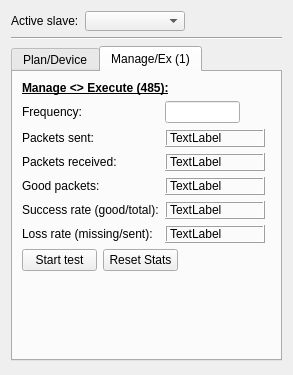
This is ui/w_commtest.ui in JFDuval/flexsea-plan as Qt 5 draws it before an edit. The edited form follows.
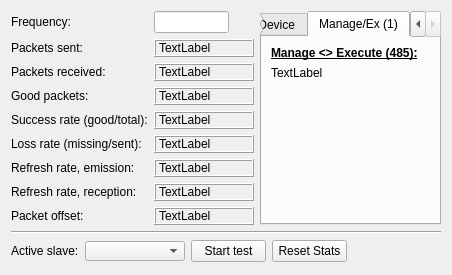
This is the edited form. The open tabs and pages were chosen to show the change.

Commit message: Reworked the CommTest UI. MainWindow: moved Event from Tool to User

```diff
--- a/ui/w_commtest.ui
+++ b/ui/w_commtest.ui
@@ -6,8 +6,8 @@
    <rect>
     <x>0</x>
     <y>0</y>
-    <width>293</width>
-    <height>375</height>
+    <width>452</width>
+    <height>274</height>
    </rect>
   </property>
   <property name="windowTitle">
@@ -15,77 +15,9 @@
   </property>
   <layout class="QVBoxLayout" name="verticalLayout">
    <item>
-    <layout class="QGridLayout" name="gridLayout">
-     <item row="0" column="0">
-      <widget class="QLabel" name="label">
-       <property name="maximumSize">
-        <size>
-         <width>16777215</width>
-         <height>20</height>
-        </size>
-       </property>
-       <property name="text">
-        <string>Active slave:</string>
-       </property>
-      </widget>
-     </item>
-     <item row="0" column="1">
-      <widget class="QComboBox" name="comboBox_slave">
-       <property name="minimumSize">
-        <size>
-         <width>100</width>
-         <height>0</height>
-        </size>
-       </property>
-       <property name="maximumSize">
-        <size>
-         <width>16777215</width>
-         <height>20</height>
-        </size>
-       </property>
-      </widget>
-     </item>
-     <item row="0" column="2">
-      <spacer name="horizontalSpacer">
-       <property name="orientation">
-        <enum>Qt::Horizontal</enum>
-       </property>
-       <property name="sizeHint" stdset="0">
-        <size>
-         <width>40</width>
-         <height>20</height>
-        </size>
-       </property>
-      </spacer>
-     </item>
-    </layout>
-   </item>
+    <layout class="QHBoxLayout" name="horizontalLayout">
    <item>
-    <widget class="Line" name="line_2">
-     <property name="orientation">
-      <enum>Qt::Horizontal</enum>
-     </property>
-    </widget>
-   </item>
-   <item>
-    <widget class="QTabWidget" name="tabWidget">
-     <property name="currentIndex">
-      <number>0</number>
-     </property>
-     <widget class="QWidget" name="tab">
-      <attribute name="title">
-       <string>Plan/Device</string>
-      </attribute>
-      <layout class="QGridLayout" name="gridLayout_3">
-       <item row="0" column="0">
         <layout class="QGridLayout" name="gridLayout_5">
-         <item row="2" column="0">
-          <widget class="QLabel" name="label_3">
-           <property name="text">
-            <string>Packets sent:</string>
-           </property>
-          </widget>
-         </item>
          <item row="3" column="0">
           <widget class="QLabel" name="label_4">
            <property name="text">
@@ -118,6 +50,13 @@
            </property>
           </widget>
          </item>
+       <item row="2" column="0">
+        <widget class="QLabel" name="label_3">
+         <property name="text">
+          <string>Packets sent:</string>
+         </property>
+        </widget>
+       </item>
          <item row="6" column="0">
           <widget class="QLabel" name="label_7">
            <property name="text">
@@ -150,13 +89,6 @@
            </property>
           </widget>
          </item>
-         <item row="5" column="0">
-          <widget class="QLabel" name="label_6">
-           <property name="text">
-            <string>Success rate (good/total):</string>
-           </property>
-          </widget>
-         </item>
          <item row="5" column="1">
           <widget class="QLabel" name="labelSuccess">
            <property name="minimumSize">
@@ -182,6 +114,20 @@
            </property>
           </widget>
          </item>
+       <item row="5" column="0">
+        <widget class="QLabel" name="label_6">
+         <property name="text">
+          <string>Success rate (good/total):</string>
+         </property>
+        </widget>
+       </item>
+       <item row="4" column="0">
+        <widget class="QLabel" name="label_5">
+         <property name="text">
+          <string>Good packets:</string>
+         </property>
+        </widget>
+       </item>
          <item row="7" column="1">
           <widget class="QLabel" name="label_rrSend">
            <property name="minimumSize">
@@ -207,13 +153,6 @@
            </property>
           </widget>
          </item>
-         <item row="4" column="0">
-          <widget class="QLabel" name="label_5">
-           <property name="text">
-            <string>Good packets:</string>
-           </property>
-          </widget>
-         </item>
          <item row="7" column="0">
           <widget class="QLabel" name="label_8">
            <property name="text">
@@ -228,31 +167,6 @@
            </property>
           </widget>
          </item>
-         <item row="6" column="1">
-          <widget class="QLabel" name="labelLossRate">
-           <property name="minimumSize">
-            <size>
-             <width>100</width>
-             <height>0</height>
-            </size>
-           </property>
-           <property name="maximumSize">
-            <size>
-             <width>100</width>
-             <height>16777215</height>
-            </size>
-           </property>
-           <property name="frameShape">
-            <enum>QFrame::Box</enum>
-           </property>
-           <property name="frameShadow">
-            <enum>QFrame::Raised</enum>
-           </property>
-           <property name="text">
-            <string>TextLabel</string>
-           </property>
-          </widget>
-         </item>
          <item row="1" column="4">
           <spacer name="horizontalSpacer_2">
            <property name="orientation">
@@ -291,6 +205,31 @@
            </property>
           </widget>
          </item>
+       <item row="6" column="1">
+        <widget class="QLabel" name="labelLossRate">
+         <property name="minimumSize">
+          <size>
+           <width>100</width>
+           <height>0</height>
+          </size>
+         </property>
+         <property name="maximumSize">
+          <size>
+           <width>100</width>
+           <height>16777215</height>
+          </size>
+         </property>
+         <property name="frameShape">
+          <enum>QFrame::Box</enum>
+         </property>
+         <property name="frameShadow">
+          <enum>QFrame::Raised</enum>
+         </property>
+         <property name="text">
+          <string>TextLabel</string>
+         </property>
+        </widget>
+       </item>
          <item row="8" column="1">
           <widget class="QLabel" name="label_rrReceive">
            <property name="minimumSize">
@@ -316,41 +255,6 @@
            </property>
           </widget>
          </item>
-         <item row="1" column="1">
-          <widget class="QLineEdit" name="lineEdit">
-           <property name="minimumSize">
-            <size>
-             <width>75</width>
-             <height>0</height>
-            </size>
-           </property>
-           <property name="maximumSize">
-            <size>
-             <width>75</width>
-             <height>16777215</height>
-            </size>
-           </property>
-          </widget>
-         </item>
-         <item row="0" column="0" colspan="3">
-          <widget class="QLabel" name="label_128">
-           <property name="minimumSize">
-            <size>
-             <width>60</width>
-             <height>0</height>
-            </size>
-           </property>
-           <property name="maximumSize">
-            <size>
-             <width>16777215</width>
-             <height>16777215</height>
-            </size>
-           </property>
-           <property name="text">
-            <string>&lt;html&gt;&lt;head/&gt;&lt;body&gt;&lt;p&gt;&lt;span style=&quot; font-weight:600; text-decoration: underline;&quot;&gt;Plan &amp;lt;&amp;gt; Device (USB):&lt;/span&gt;&lt;/p&gt;&lt;/body&gt;&lt;/html&gt;</string>
-           </property>
-          </widget>
-         </item>
          <item row="1" column="0">
           <widget class="QLabel" name="label_2">
            <property name="text">
@@ -358,29 +262,20 @@
            </property>
           </widget>
          </item>
-         <item row="9" column="1">
-          <widget class="QLabel" name="label_packetOffset">
+       <item row="1" column="1">
+        <widget class="QLineEdit" name="lineEdit">
            <property name="minimumSize">
             <size>
-             <width>100</width>
+           <width>75</width>
              <height>0</height>
             </size>
            </property>
            <property name="maximumSize">
             <size>
-             <width>100</width>
+           <width>75</width>
              <height>16777215</height>
             </size>
            </property>
-           <property name="frameShape">
-            <enum>QFrame::Box</enum>
-           </property>
-           <property name="frameShadow">
-            <enum>QFrame::Raised</enum>
-           </property>
-           <property name="text">
-            <string>TextLabel</string>
-           </property>
           </widget>
          </item>
          <item row="9" column="0">
@@ -390,72 +285,85 @@
            </property>
           </widget>
          </item>
-         <item row="10" column="0" colspan="2">
-          <layout class="QGridLayout" name="gridLayout_2">
-           <item row="0" column="0">
-            <widget class="QPushButton" name="pushButtonStartStop">
+       <item row="9" column="1">
+        <widget class="QLabel" name="label_packetOffset">
              <property name="minimumSize">
               <size>
-               <width>75</width>
+           <width>100</width>
                <height>0</height>
               </size>
              </property>
              <property name="maximumSize">
               <size>
-               <width>75</width>
+           <width>100</width>
                <height>16777215</height>
               </size>
              </property>
+         <property name="frameShape">
+          <enum>QFrame::Box</enum>
+         </property>
+         <property name="frameShadow">
+          <enum>QFrame::Raised</enum>
+         </property>
              <property name="text">
-              <string>Start test</string>
+          <string>TextLabel</string>
              </property>
             </widget>
            </item>
-           <item row="0" column="1">
-            <widget class="QPushButton" name="pushButtonReset">
+      </layout>
+     </item>
+     <item>
+      <widget class="QTabWidget" name="tabWidget">
+       <property name="tabShape">
+        <enum>QTabWidget::Rounded</enum>
+       </property>
+       <property name="currentIndex">
+        <number>0</number>
+       </property>
+       <widget class="QWidget" name="tab">
+        <attribute name="title">
+         <string>Plan/Device</string>
+        </attribute>
+        <layout class="QGridLayout" name="gridLayout_3">
+         <item row="0" column="0">
+          <layout class="QGridLayout" name="gridLayout">
+           <item row="0" column="0">
+            <widget class="QLabel" name="label_128">
              <property name="minimumSize">
               <size>
-               <width>75</width>
+               <width>60</width>
                <height>0</height>
               </size>
              </property>
              <property name="maximumSize">
               <size>
-               <width>75</width>
+               <width>16777215</width>
                <height>16777215</height>
               </size>
              </property>
              <property name="text">
-              <string>Reset Stats</string>
+              <string>&lt;html&gt;&lt;head/&gt;&lt;body&gt;&lt;p&gt;&lt;span style=&quot; font-weight:600; text-decoration: underline;&quot;&gt;Plan &amp;lt;&amp;gt; Device (USB):&lt;/span&gt;&lt;/p&gt;&lt;/body&gt;&lt;/html&gt;</string>
              </property>
             </widget>
-           </item>
-           <item row="0" column="2">
-            <spacer name="horizontalSpacer_3">
-             <property name="orientation">
-              <enum>Qt::Horizontal</enum>
-             </property>
-             <property name="sizeHint" stdset="0">
-              <size>
-               <width>5</width>
-               <height>5</height>
-              </size>
-             </property>
-            </spacer>
-           </item>
-          </layout>
-         </item>
-        </layout>
        </item>
        <item row="1" column="0">
-        <spacer name="verticalSpacer_4">
+            <widget class="QLabel" name="label_info_tab1">
+             <property name="text">
+              <string>TextLabel</string>
+             </property>
+            </widget>
+           </item>
+          </layout>
+         </item>
+         <item row="2" column="0">
+          <spacer name="verticalSpacer_2">
          <property name="orientation">
           <enum>Qt::Vertical</enum>
          </property>
          <property name="sizeHint" stdset="0">
           <size>
-           <width>5</width>
-           <height>5</height>
+             <width>20</width>
+             <height>40</height>
           </size>
          </property>
         </spacer>
@@ -469,196 +377,14 @@
       <layout class="QGridLayout" name="gridLayout_7">
        <item row="0" column="0">
         <layout class="QGridLayout" name="gridLayout_6">
-         <item row="3" column="1">
-          <widget class="QLabel" name="labelReceivedPackets_2">
-           <property name="minimumSize">
-            <size>
-             <width>100</width>
-             <height>0</height>
-            </size>
-           </property>
-           <property name="maximumSize">
-            <size>
-             <width>100</width>
-             <height>16777215</height>
-            </size>
-           </property>
-           <property name="frameShape">
-            <enum>QFrame::Box</enum>
-           </property>
-           <property name="frameShadow">
-            <enum>QFrame::Raised</enum>
-           </property>
+           <item row="1" column="0" colspan="2">
+            <widget class="QLabel" name="label_info_tab2">
            <property name="text">
             <string>TextLabel</string>
            </property>
           </widget>
          </item>
-         <item row="2" column="0">
-          <widget class="QLabel" name="label_11">
-           <property name="text">
-            <string>Packets sent:</string>
-           </property>
-          </widget>
-         </item>
-         <item row="3" column="0">
-          <widget class="QLabel" name="label_12">
-           <property name="text">
-            <string>Packets received:</string>
-           </property>
-          </widget>
-         </item>
-         <item row="6" column="0">
-          <widget class="QLabel" name="label_13">
-           <property name="text">
-            <string>Loss rate (missing/sent):</string>
-           </property>
-          </widget>
-         </item>
-         <item row="4" column="1">
-          <widget class="QLabel" name="labelGoodPackets_2">
-           <property name="minimumSize">
-            <size>
-             <width>100</width>
-             <height>0</height>
-            </size>
-           </property>
-           <property name="maximumSize">
-            <size>
-             <width>100</width>
-             <height>16777215</height>
-            </size>
-           </property>
-           <property name="frameShape">
-            <enum>QFrame::Box</enum>
-           </property>
-           <property name="frameShadow">
-            <enum>QFrame::Raised</enum>
-           </property>
-           <property name="text">
-            <string>TextLabel</string>
-           </property>
-          </widget>
-         </item>
-         <item row="5" column="0">
-          <widget class="QLabel" name="label_14">
-           <property name="text">
-            <string>Success rate (good/total):</string>
-           </property>
-          </widget>
-         </item>
-         <item row="5" column="1">
-          <widget class="QLabel" name="labelSuccess_2">
-           <property name="minimumSize">
-            <size>
-             <width>100</width>
-             <height>0</height>
-            </size>
-           </property>
-           <property name="maximumSize">
-            <size>
-             <width>100</width>
-             <height>16777215</height>
-            </size>
-           </property>
-           <property name="frameShape">
-            <enum>QFrame::Box</enum>
-           </property>
-           <property name="frameShadow">
-            <enum>QFrame::Raised</enum>
-           </property>
-           <property name="text">
-            <string>TextLabel</string>
-           </property>
-          </widget>
-         </item>
-         <item row="4" column="0">
-          <widget class="QLabel" name="label_15">
-           <property name="text">
-            <string>Good packets:</string>
-           </property>
-          </widget>
-         </item>
-         <item row="1" column="4">
-          <spacer name="horizontalSpacer_4">
-           <property name="orientation">
-            <enum>Qt::Horizontal</enum>
-           </property>
-           <property name="sizeHint" stdset="0">
-            <size>
-             <width>5</width>
-             <height>5</height>
-            </size>
-           </property>
-          </spacer>
-         </item>
-         <item row="2" column="1">
-          <widget class="QLabel" name="labelSentPackets_2">
-           <property name="minimumSize">
-            <size>
-             <width>100</width>
-             <height>0</height>
-            </size>
-           </property>
-           <property name="maximumSize">
-            <size>
-             <width>100</width>
-             <height>16777215</height>
-            </size>
-           </property>
-           <property name="frameShape">
-            <enum>QFrame::Box</enum>
-           </property>
-           <property name="frameShadow">
-            <enum>QFrame::Raised</enum>
-           </property>
-           <property name="text">
-            <string>TextLabel</string>
-           </property>
-          </widget>
-         </item>
-         <item row="1" column="1">
-          <widget class="QLineEdit" name="lineEdit_2">
-           <property name="minimumSize">
-            <size>
-             <width>75</width>
-             <height>0</height>
-            </size>
-           </property>
-           <property name="maximumSize">
-            <size>
-             <width>75</width>
-             <height>16777215</height>
-            </size>
-           </property>
-          </widget>
-         </item>
-         <item row="6" column="1">
-          <widget class="QLabel" name="labelLossRate_2">
-           <property name="minimumSize">
-            <size>
-             <width>100</width>
-             <height>0</height>
-            </size>
-           </property>
-           <property name="maximumSize">
-            <size>
-             <width>100</width>
-             <height>16777215</height>
-            </size>
-           </property>
-           <property name="frameShape">
-            <enum>QFrame::Box</enum>
-           </property>
-           <property name="frameShadow">
-            <enum>QFrame::Raised</enum>
-           </property>
-           <property name="text">
-            <string>TextLabel</string>
-           </property>
-          </widget>
-         </item>
-         <item row="0" column="0" colspan="3">
+           <item row="0" column="0" colspan="2">
           <widget class="QLabel" name="label_129">
            <property name="minimumSize">
             <size>
@@ -677,68 +403,6 @@
            </property>
           </widget>
          </item>
-         <item row="1" column="0">
-          <widget class="QLabel" name="label_18">
-           <property name="text">
-            <string>Frequency:</string>
-           </property>
-          </widget>
-         </item>
-         <item row="7" column="0" colspan="2">
-          <layout class="QGridLayout" name="gridLayout_4">
-           <item row="0" column="0">
-            <widget class="QPushButton" name="pushButtonStartStop_2">
-             <property name="minimumSize">
-              <size>
-               <width>75</width>
-               <height>0</height>
-              </size>
-             </property>
-             <property name="maximumSize">
-              <size>
-               <width>75</width>
-               <height>16777215</height>
-              </size>
-             </property>
-             <property name="text">
-              <string>Start test</string>
-             </property>
-            </widget>
-           </item>
-           <item row="0" column="1">
-            <widget class="QPushButton" name="pushButtonReset_2">
-             <property name="minimumSize">
-              <size>
-               <width>75</width>
-               <height>0</height>
-              </size>
-             </property>
-             <property name="maximumSize">
-              <size>
-               <width>75</width>
-               <height>16777215</height>
-              </size>
-             </property>
-             <property name="text">
-              <string>Reset Stats</string>
-             </property>
-            </widget>
-           </item>
-           <item row="0" column="2">
-            <spacer name="horizontalSpacer_5">
-             <property name="orientation">
-              <enum>Qt::Horizontal</enum>
-             </property>
-             <property name="sizeHint" stdset="0">
-              <size>
-               <width>5</width>
-               <height>5</height>
-              </size>
-             </property>
-            </spacer>
-           </item>
-          </layout>
-         </item>
         </layout>
        </item>
        <item row="1" column="0">
@@ -760,6 +424,99 @@
       </layout>
      </widget>
     </widget>
+     </item>
+    </layout>
+   </item>
+   <item>
+    <widget class="Line" name="line">
+     <property name="orientation">
+      <enum>Qt::Horizontal</enum>
+     </property>
+    </widget>
+   </item>
+   <item>
+    <layout class="QHBoxLayout" name="horizontalLayout_2">
+     <item>
+      <widget class="QLabel" name="label">
+       <property name="maximumSize">
+        <size>
+         <width>16777215</width>
+         <height>20</height>
+        </size>
+       </property>
+       <property name="text">
+        <string>Active slave:</string>
+       </property>
+      </widget>
+     </item>
+     <item>
+      <widget class="QComboBox" name="comboBox_slave">
+       <property name="minimumSize">
+        <size>
+         <width>100</width>
+         <height>0</height>
+        </size>
+       </property>
+       <property name="maximumSize">
+        <size>
+         <width>16777215</width>
+         <height>20</height>
+        </size>
+       </property>
+      </widget>
+     </item>
+     <item>
+      <widget class="QPushButton" name="pushButtonStartStop">
+       <property name="minimumSize">
+        <size>
+         <width>75</width>
+         <height>0</height>
+        </size>
+       </property>
+       <property name="maximumSize">
+        <size>
+         <width>75</width>
+         <height>16777215</height>
+        </size>
+       </property>
+       <property name="text">
+        <string>Start test</string>
+       </property>
+      </widget>
+     </item>
+     <item>
+      <widget class="QPushButton" name="pushButtonReset">
+       <property name="minimumSize">
+        <size>
+         <width>75</width>
+         <height>0</height>
+        </size>
+       </property>
+       <property name="maximumSize">
+        <size>
+         <width>75</width>
+         <height>16777215</height>
+        </size>
+       </property>
+       <property name="text">
+        <string>Reset Stats</string>
+       </property>
+      </widget>
+     </item>
+     <item>
+      <spacer name="horizontalSpacer_3">
+       <property name="orientation">
+        <enum>Qt::Horizontal</enum>
+       </property>
+       <property name="sizeHint" stdset="0">
+        <size>
+         <width>5</width>
+         <height>5</height>
+        </size>
+       </property>
+      </spacer>
+     </item>
+    </layout>
    </item>
    <item>
     <spacer name="verticalSpacer">
```
Lines whose indentation alone changed are shown as unchanged. The commit also changes 3 other files.
